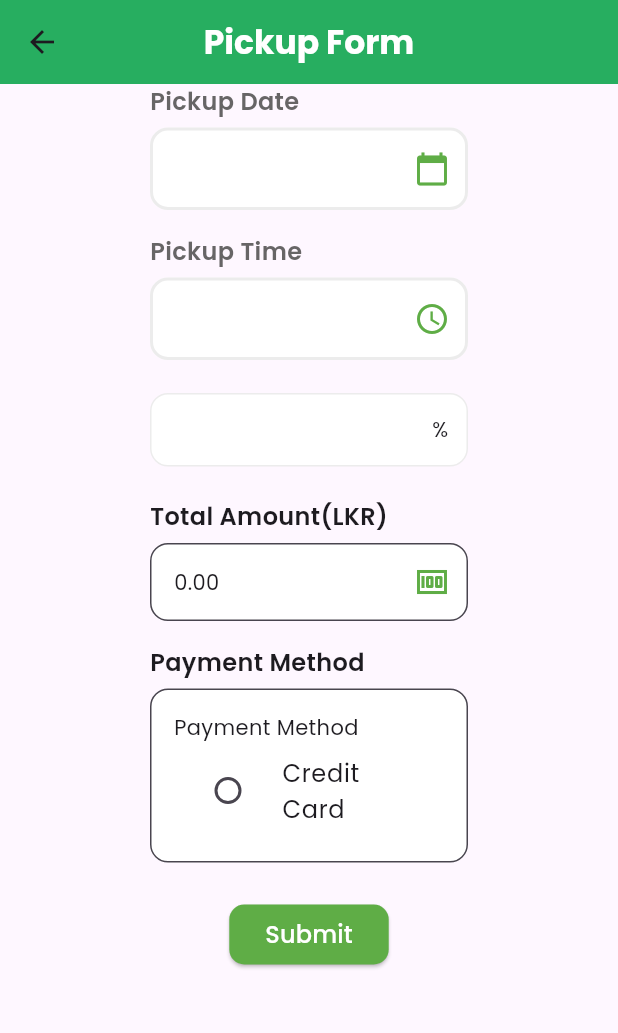
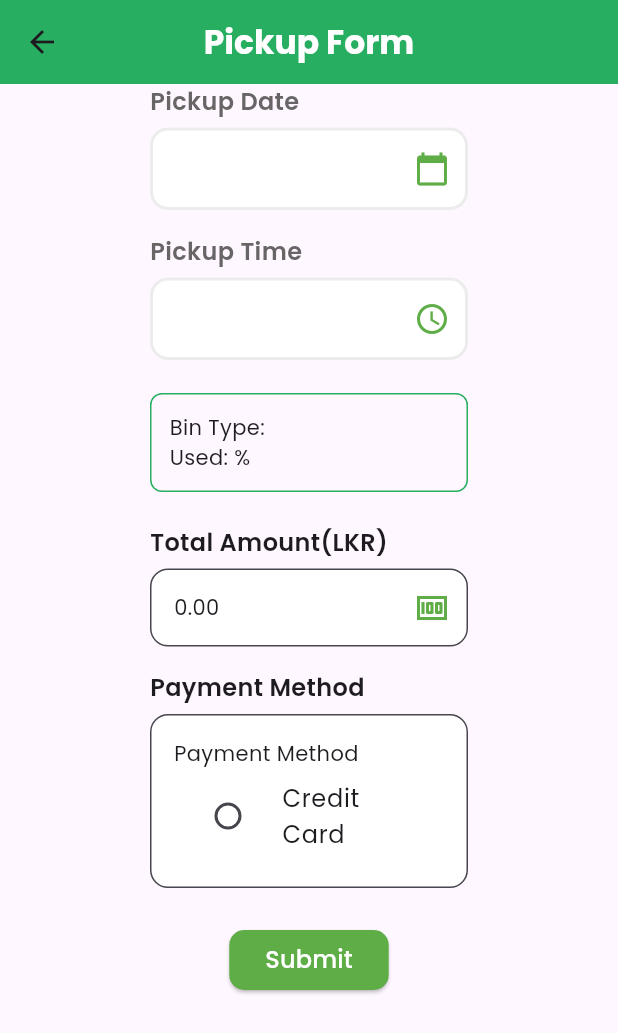
Before and after one commit to EcoBin-System/EcoBinWeb, a Flutter app: the UserPickupRequestsPage screen opened directly, after a tap on the "add" icon, on a phone screen of 412 x 824 dp. Shown: the top 1033 px of the screen. Run offline on Flutter 3.47's test engine with Material 3 defaults, Android fonts, the phone set to English and light mode, and no system bars; our stand-ins replace carousel_slider, cloud_firestore, firebase_auth, firebase_core, google_fonts, logger and 2 more; missing offline and left inert: dart:html, mobile_scanner; accounts and stored records are empty.

Commit message:
adding dinithis files

```diff
--- a/lib/pages/garbage_pickup_form.dart
+++ b/lib/pages/garbage_pickup_form.dart
@@ -9,26 +9,37 @@ import '../widgets/payment_method_radio.dart';
 import 'package:logger/logger.dart';
 
 class GarbagePickupFormPage extends StatefulWidget {
+  final FirebaseAuth? auth; //FirebaseAuth instance
+  final FirebaseFirestore? firestore; //FirebaseFirestore instance
+
+  const GarbagePickupFormPage({Key? key, this.auth, this.firestore})
+      : super(key: key);
+
   @override
-  _GarbagePickupFormPageState createState() => _GarbagePickupFormPageState();
+  GarbagePickupFormPageState createState() => GarbagePickupFormPageState();
 }
 
-class _GarbagePickupFormPageState extends State<GarbagePickupFormPage> {
+class GarbagePickupFormPageState extends State<GarbagePickupFormPage> {
+  late final FirebaseAuth _auth;
+  late final FirebaseFirestore _firestore;
+  late TextEditingController totalPaymentController;
+  String _paymentMethod = '';
+  List<Map<String, dynamic>> garbageBinDetails = [
+    {'type': '', 'percentage': ''}
+  ];
   final _formKey = GlobalKey<FormState>();
-  final _auth = FirebaseAuth.instance;
-  final _firestore = FirebaseFirestore.instance;
   final Logger _logger = Logger();
   DateTime? _pickupDate;
   TimeOfDay? _pickupTime;
-  final TextEditingController _totalPaymentController = TextEditingController();
-  String _paymentMethod = '';
-  List<Map<String, dynamic>> _garbageBinDetails = [
-    {'type': '', 'percentage': ''}
-  ];
 
   @override
   void initState() {
     super.initState();
+
+    // Initialize FirebaseAuth, FirebaseFirestore
+    _auth = widget.auth ?? FirebaseAuth.instance;
+    _firestore = widget.firestore ?? FirebaseFirestore.instance;
+    totalPaymentController = TextEditingController();
     _fetchUserBins();
     _logger.i('Initialized GarbagePickupFormPage');
   }
@@ -37,6 +48,7 @@ class _GarbagePickupFormPageState extends State<GarbagePickupFormPage> {
     final currentUser = _auth.currentUser;
     if (currentUser != null) {
       try {
+        // Fetch bins
         final binsSnapshot = await _firestore
             .collection('bins')
             .where('userId', isEqualTo: currentUser.uid)
@@ -45,7 +57,7 @@ class _GarbagePickupFormPageState extends State<GarbagePickupFormPage> {
         final fetchedBins = binsSnapshot.docs.map((doc) {
           final binData = doc.data() as Map<String, dynamic>;
           final usedPercentage =
-              _calculateUsedPercentage(binData['availability']);
+              calculateUsedPercentage(binData['availability']);
           return {
             'type': binData['binType'] ?? '',
             'percentage': usedPercentage
@@ -53,37 +65,58 @@ class _GarbagePickupFormPageState extends State<GarbagePickupFormPage> {
         }).toList();
 
         setState(() {
-          _garbageBinDetails = fetchedBins.isNotEmpty
+          garbageBinDetails = fetchedBins.isNotEmpty
               ? fetchedBins
               : [
                   {'type': '', 'percentage': ''}
                 ];
         });
-        _calculateTotalPayment();
+        calculateTotalPayment();
       } catch (e) {
         _logger.e('Error fetching bins: $e');
       }
     }
   }
 
-  String _calculateUsedPercentage(String? availabilityString) {
+  String calculateUsedPercentage(String? availabilityString) {
     final availability =
         double.tryParse(availabilityString?.replaceAll('%', '') ?? '0') ?? 0;
     return (100 - availability).toStringAsFixed(0);
   }
 
-  void _calculateTotalPayment() {
+  void calculateTotalPayment() {
     double totalPayment = 0;
-    for (var detail in _garbageBinDetails) {
-      totalPayment +=
-          (double.tryParse(detail['percentage'] ?? '0') ?? 0) / 100 * 150;
+    for (var detail in garbageBinDetails) {
+      double percentage = double.tryParse(detail['percentage'] ?? '0') ?? 0;
+
+      if (percentage < 0 || percentage > 100) {
+        _logger.e(
+            'Invalid percentage: $percentage. It must be between 0 and 100.');
+        throw ArgumentError('Percentage must be between 0 and 100.');
+      }
+
+      totalPayment += (percentage / 100) * 150;
     }
-    _totalPaymentController.text = totalPayment.toStringAsFixed(2);
+
+    totalPaymentController.text = totalPayment.toStringAsFixed(2);
     _logger.i('Calculated total payment: $totalPayment');
   }
 
   void _submitForm() async {
     if (_formKey.currentState!.validate()) {
+      if (_pickupDate == null) {
+        _showErrorSnackBar('Please select a pickup date.');
+        return;
+      }
+      if (_pickupTime == null) {
+        _showErrorSnackBar('Please select a pickup time.');
+        return;
+      }
+      if (_paymentMethod.isEmpty) {
+        _showErrorSnackBar('Please select a payment method.');
+        return;
+      }
+
       try {
         final currentUser = _auth.currentUser;
         if (currentUser != null) {
@@ -92,9 +125,6 @@ class _GarbagePickupFormPageState extends State<GarbagePickupFormPage> {
           if (!userDoc.exists) throw Exception('User document does not exist');
 
           final userData = userDoc.data() as Map<String, dynamic>;
-          if (_pickupDate == null || _pickupTime == null) {
-            throw Exception('Pickup date or time is not selected');
-          }
 
           final request = PickupRequest(
             userId: currentUser.uid,
@@ -104,13 +134,16 @@ class _GarbagePickupFormPageState extends State<GarbagePickupFormPage> {
             pickupDate: _pickupDate!,
             pickupTime:
                 '${_pickupTime!.hour}:${_pickupTime!.minute.toString().padLeft(2, '0')}',
-            garbageBinDetails: _garbageBinDetails,
-            totalPayment: double.parse(_totalPaymentController.text),
+            garbageBinDetails: garbageBinDetails,
+            totalPayment: double.parse(totalPaymentController.text),
             paymentMethod: _paymentMethod,
             createdAt: DateTime.now(),
           );
 
           await _firestore.collection('pickupRequests').add(request.toMap());
+
+          _showSuccessSnackBar('Pickup request submitted successfully!');
+
           _navigateToPickupRecordsPage();
         } else {
           throw Exception('No authenticated user found');
@@ -121,6 +154,11 @@ class _GarbagePickupFormPageState extends State<GarbagePickupFormPage> {
     } else {
       _logger.w('Form validation failed');
     }
+  }
+
+  void _showSuccessSnackBar(String message) {
+    ScaffoldMessenger.of(context).showSnackBar(
+        SnackBar(content: Text(message), backgroundColor: Colors.green));
   }
 
   void _navigateToPickupRecordsPage() {
@@ -136,7 +174,7 @@ class _GarbagePickupFormPageState extends State<GarbagePickupFormPage> {
 
   @override
   void dispose() {
-    _totalPaymentController.dispose();
+    totalPaymentController.dispose();
     super.dispose();
   }
 
@@ -159,12 +197,16 @@ class _GarbagePickupFormPageState extends State<GarbagePickupFormPage> {
               children: [
                 DatePicker(
                   selectedDate: _pickupDate,
-                  onDateSelected: (date) => setState(() => _pickupDate = date),
+                  onDateSelected: (date) {
+                    setState(() => _pickupDate = date);
+                  },
                 ),
                 const SizedBox(height: 16),
                 TimePicker(
                   selectedTime: _pickupTime,
-                  onTimeSelected: (time) => setState(() => _pickupTime = time),
+                  onTimeSelected: (time) {
+                    setState(() => _pickupTime = time);
+                  },
                 ),
                 const SizedBox(height: 16),
                 Column(
@@ -204,14 +246,16 @@ class _GarbagePickupFormPageState extends State<GarbagePickupFormPage> {
     );
   }
 
+//total payment input field
   Widget _buildTotalPaymentField() {
     return _buildInputContainer(
       label: 'Total Amount(LKR)',
-      input: Text(_totalPaymentController.text),
+      input: Text(totalPaymentController.text),
       icon: Icons.money,
     );
   }
 
+//payment method radio buttons
   Widget _buildPaymentMethodField() {
     return _buildInputContainer(
       label: 'Payment Method',
@@ -223,6 +267,7 @@ class _GarbagePickupFormPageState extends State<GarbagePickupFormPage> {
     );
   }
 
+//input container- text fields
   Widget _buildInputContainer(
       {required String label, required Widget input, IconData? icon}) {
     return Column(
@@ -246,27 +291,26 @@ class _GarbagePickupFormPageState extends State<GarbagePickupFormPage> {
     );
   }
 
+//garbage bin detail
   List<Widget> _buildGarbageBinDetailsFields() {
-    return _garbageBinDetails.map((detail) {
+    return garbageBinDetails.map((detail) {
       return Container(
         padding: const EdgeInsets.all(12.0),
         margin: const EdgeInsets.symmetric(vertical: 6.0),
         decoration: BoxDecoration(
-          border: Border.all(color: const Color(0xFFECECEC), width: 1.0),
-          borderRadius: BorderRadius.circular(12),
-          color: Colors.white,
+          border: Border.all(color: const Color(0xFF27AE60)),
+          borderRadius: BorderRadius.circular(8.0),
         ),
         child: Row(
+          mainAxisAlignment: MainAxisAlignment.spaceBetween,
           children: [
-            Expanded(
-                flex: 2,
-                child: Text('${detail['type']}',
-                    style: const TextStyle(
-                        fontSize: 16, fontWeight: FontWeight.bold))),
-            Expanded(
-                flex: 1,
-                child: Text('${detail['percentage']}%',
-                    textAlign: TextAlign.right)),
+            Column(
+              crossAxisAlignment: CrossAxisAlignment.start,
+              children: [
+                Text('Bin Type: ${detail['type']}'),
+                Text('Used: ${detail['percentage']}%'),
+              ],
+            ),
           ],
         ),
       );
--- a/lib/pages/pickup_records.dart
+++ b/lib/pages/pickup_records.dart
@@ -1,9 +1,9 @@
+import 'package:ecobin_app/pages/garbage_pickup_form.dart';
 import 'package:flutter/material.dart';
 import 'package:logger/logger.dart';
 import 'package:ecobin_app/widgets/pickup_record_card.dart';
 import 'package:ecobin_app/models/pickup_request.dart';
 import 'package:ecobin_app/services/firebase_service.dart';
-import 'package:ecobin_app/pages/garbage_pickup_form.dart';
 
 class UserPickupRequestsPage extends StatelessWidget {
   final FirebaseService _firebaseService = FirebaseService();
@@ -11,6 +11,7 @@ class UserPickupRequestsPage extends StatelessWidget {
 
   UserPickupRequestsPage({Key? key}) : super(key: key);
 
+  //main UI-tab interface
   @override
   Widget build(BuildContext context) {
     return DefaultTabController(
@@ -40,18 +41,17 @@ class UserPickupRequestsPage extends StatelessWidget {
             _buildPickupRecordsTab(status: 'cancelled'),
           ],
         ),
-        // Floating action button
         floatingActionButton: FloatingActionButton(
           onPressed: () {
             Navigator.push(
               context,
               MaterialPageRoute(
-                builder: (context) => GarbagePickupFormPage(),
+                builder: (context) => const GarbagePickupFormPage(),
               ),
             );
           },
           backgroundColor: Colors.green,
-          child: Icon(Icons.add),
+          child: const Icon(Icons.add),
         ),
         floatingActionButtonLocation: FloatingActionButtonLocation.endFloat,
       ),
@@ -67,6 +67,7 @@ class UserPickupRequestsPage extends StatelessWidget {
     );
   }
 
+  //tab displaying pickup requests based on status
   Widget _buildPickupRecordsTab({required String status}) {
     return StreamBuilder<List<PickupRequest>>(
       stream: _firebaseService.getUserPickupRequests(),
@@ -106,6 +107,7 @@ class UserPickupRequestsPage extends StatelessWidget {
     );
   }
 
+  //error message
   Widget _buildErrorWidget(String error) {
     return Center(
       child: Padding(
@@ -119,6 +121,7 @@ class UserPickupRequestsPage extends StatelessWidget {
     );
   }
 
+  //No request error message
   Widget _buildEmptyStateWidget(String message) {
     return Center(
       child: Padding(
@@ -132,6 +135,7 @@ class UserPickupRequestsPage extends StatelessWidget {
     );
   }
 
+  //List view for pickup request cards
   Widget _buildPickupRequestsList(List<PickupRequest> requests) {
     return ListView.builder(
       itemCount: requests.length,
```
Also changed, not shown: 2 other files.
